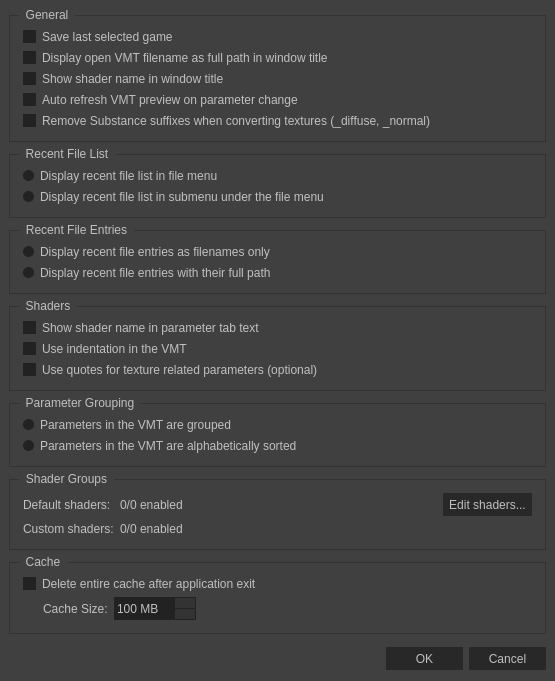
Before: the Qt Designer form ui/optionsdialog.ui in Dima-369/VMT-Editor, drawn with Qt 5.
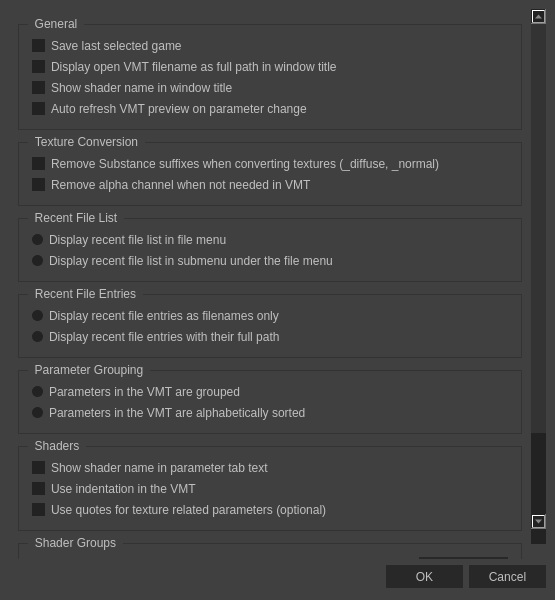
After: the same form once the commit is applied. Icons and pictures are not drawn.

Commit message: Add option to auto remove alpha if not needed

Patch:
```diff
--- a/ui/optionsdialog.ui
+++ b/ui/optionsdialog.ui
@@ -7,11 +7,11 @@
     <x>0</x>
     <y>0</y>
     <width>555</width>
-    <height>681</height>
+    <height>600</height>
    </rect>
   </property>
   <property name="sizePolicy">
-   <sizepolicy hsizetype="Fixed" vsizetype="Fixed">
+   <sizepolicy hsizetype="Fixed" vsizetype="Expanding">
     <horstretch>0</horstretch>
     <verstretch>0</verstretch>
    </sizepolicy>
@@ -19,13 +19,13 @@
   <property name="minimumSize">
    <size>
     <width>555</width>
-    <height>681</height>
+    <height>600</height>
    </size>
   </property>
   <property name="maximumSize">
    <size>
     <width>555</width>
-    <height>681</height>
+    <height>750</height>
    </size>
   </property>
   <property name="font">
@@ -770,6 +770,7 @@
     <number>0</number>
    </property>
    <item row="4" column="0">
+    <widget class="QFrame" name="frame">
     <layout class="QGridLayout" name="gridLayout_2">
      <property name="leftMargin">
       <number>9</number>
@@ -781,9 +782,84 @@
       <number>9</number>
      </property>
      <property name="bottomMargin">
-      <number>0</number>
-     </property>
-     <item row="1" column="0">
+       <number>1</number>
+      </property>
+      <item row="0" column="0">
+       <widget class="QScrollArea" name="scrollArea">
+        <property name="widgetResizable">
+         <bool>true</bool>
+        </property>
+        <widget class="QWidget" name="scrollAreaWidgetContents_2">
+         <property name="geometry">
+          <rect>
+           <x>0</x>
+           <y>0</y>
+           <width>522</width>
+           <height>699</height>
+          </rect>
+         </property>
+         <layout class="QVBoxLayout" name="verticalLayout_2">
+          <item>
+           <widget class="QGroupBox" name="groupBox_general">
+            <property name="title">
+             <string>General</string>
+            </property>
+            <layout class="QGridLayout" name="gridLayout_4">
+             <item row="5" column="0">
+              <widget class="QCheckBox" name="checkBox_autoRefresh">
+               <property name="text">
+                <string>Auto refresh VMT preview on parameter change</string>
+               </property>
+              </widget>
+             </item>
+             <item row="4" column="0">
+              <widget class="QCheckBox" name="checkBox_showShaderNameInTitle">
+               <property name="text">
+                <string>Show shader name in window title</string>
+               </property>
+              </widget>
+             </item>
+             <item row="3" column="0">
+              <widget class="QCheckBox" name="checkBox_fullPathFilenameInTitle">
+               <property name="text">
+                <string>Display open VMT filename as full path in window title</string>
+               </property>
+              </widget>
+             </item>
+             <item row="2" column="0" colspan="2">
+              <widget class="QCheckBox" name="checkBox_saveLastGame">
+               <property name="text">
+                <string>Save last selected game</string>
+               </property>
+              </widget>
+             </item>
+            </layout>
+           </widget>
+          </item>
+          <item>
+           <widget class="QGroupBox" name="groupBox">
+            <property name="title">
+             <string>Texture Conversion</string>
+            </property>
+            <layout class="QVBoxLayout" name="verticalLayout">
+             <item>
+              <widget class="QCheckBox" name="checkBox_removeSuffix">
+               <property name="text">
+                <string>Remove Substance suffixes when converting textures (_diffuse, _normal)</string>
+               </property>
+              </widget>
+             </item>
+             <item>
+              <widget class="QCheckBox" name="checkBox_removeAlpha">
+               <property name="text">
+                <string>Remove alpha channel when not needed in VMT</string>
+               </property>
+              </widget>
+             </item>
+            </layout>
+           </widget>
+          </item>
+          <item>
       <widget class="QGroupBox" name="groupBox_recentFileList">
        <property name="title">
         <string>Recent File List</string>
@@ -809,7 +885,7 @@
        </layout>
       </widget>
      </item>
-     <item row="2" column="0">
+          <item>
       <widget class="QGroupBox" name="groupBox_recentFileEntries">
        <property name="title">
         <string>Recent File Entries</string>
@@ -835,7 +911,33 @@
        </layout>
       </widget>
      </item>
-     <item row="3" column="0">
+          <item>
+           <widget class="QGroupBox" name="groupBox_parameterGrouping">
+            <property name="title">
+             <string>Parameter Grouping</string>
+            </property>
+            <layout class="QGridLayout" name="gridLayout_15">
+             <item row="1" column="0">
+              <widget class="QRadioButton" name="radioButton_groupedParameters">
+               <property name="text">
+                <string>Parameters in the VMT are grouped</string>
+               </property>
+               <property name="checked">
+                <bool>true</bool>
+               </property>
+              </widget>
+             </item>
+             <item row="2" column="0">
+              <widget class="QRadioButton" name="radioButton_alphabeticallySorted">
+               <property name="text">
+                <string>Parameters in the VMT are alphabetically sorted</string>
+               </property>
+              </widget>
+             </item>
+            </layout>
+           </widget>
+          </item>
+          <item>
       <widget class="QGroupBox" name="groupBox_parameter">
        <property name="title">
         <string>Shaders</string>
@@ -865,99 +967,7 @@
        </layout>
       </widget>
      </item>
-     <item row="0" column="0">
-      <widget class="QGroupBox" name="groupBox_general">
-       <property name="title">
-        <string>General</string>
-       </property>
-       <layout class="QGridLayout" name="gridLayout_4">
-        <item row="4" column="0">
-         <widget class="QCheckBox" name="checkBox_showShaderNameInTitle">
-          <property name="text">
-           <string>Show shader name in window title</string>
-          </property>
-         </widget>
-        </item>
-        <item row="5" column="0">
-         <widget class="QCheckBox" name="checkBox_autoRefresh">
-          <property name="text">
-           <string>Auto refresh VMT preview on parameter change</string>
-          </property>
-         </widget>
-        </item>
-        <item row="2" column="0" colspan="2">
-         <widget class="QCheckBox" name="checkBox_saveLastGame">
-          <property name="text">
-           <string>Save last selected game</string>
-          </property>
-         </widget>
-        </item>
-        <item row="3" column="0">
-         <widget class="QCheckBox" name="checkBox_fullPathFilenameInTitle">
-          <property name="text">
-           <string>Display open VMT filename as full path in window title</string>
-          </property>
-         </widget>
-        </item>
-        <item row="6" column="0">
-         <widget class="QCheckBox" name="checkBox_removeSuffix">
-          <property name="text">
-           <string>Remove Substance suffixes when converting textures (_diffuse, _normal)</string>
-          </property>
-         </widget>
-        </item>
-       </layout>
-      </widget>
-     </item>
-     <item row="8" column="0">
-      <widget class="QDialogButtonBox" name="buttonBox">
-       <property name="minimumSize">
-        <size>
-         <width>0</width>
-         <height>23</height>
-        </size>
-       </property>
-       <property name="maximumSize">
-        <size>
-         <width>16777215</width>
-         <height>23</height>
-        </size>
-       </property>
-       <property name="orientation">
-        <enum>Qt::Horizontal</enum>
-       </property>
-       <property name="standardButtons">
-        <set>QDialogButtonBox::Cancel|QDialogButtonBox::Ok</set>
-       </property>
-      </widget>
-     </item>
-     <item row="4" column="0">
-      <widget class="QGroupBox" name="groupBox_parameterGrouping">
-       <property name="title">
-        <string>Parameter Grouping</string>
-       </property>
-       <layout class="QGridLayout" name="gridLayout_15">
-        <item row="0" column="0">
-         <widget class="QRadioButton" name="radioButton_groupedParameters">
-          <property name="text">
-           <string>Parameters in the VMT are grouped</string>
-          </property>
-          <property name="checked">
-           <bool>true</bool>
-          </property>
-         </widget>
-        </item>
-        <item row="1" column="0">
-         <widget class="QRadioButton" name="radioButton_alphabeticallySorted">
-          <property name="text">
-           <string>Parameters in the VMT are alphabetically sorted</string>
-          </property>
-         </widget>
-        </item>
-       </layout>
-      </widget>
-     </item>
-     <item row="5" column="0">
+          <item>
       <widget class="QGroupBox" name="groupBox_shaderGroups">
        <property name="title">
         <string>Shader Groups</string>
@@ -1032,7 +1042,7 @@
        </layout>
       </widget>
      </item>
-     <item row="6" column="0">
+          <item>
       <widget class="QGroupBox" name="groupBox_cache">
        <property name="title">
         <string>Cache</string>
@@ -1099,23 +1109,34 @@
        </layout>
       </widget>
      </item>
-     <item row="7" column="0">
-      <spacer name="verticalSpacer_2">
+         </layout>
+        </widget>
+       </widget>
+      </item>
+      <item row="1" column="0">
+       <widget class="QDialogButtonBox" name="buttonBox">
+        <property name="minimumSize">
+         <size>
+          <width>0</width>
+          <height>23</height>
+         </size>
+        </property>
+        <property name="maximumSize">
+         <size>
+          <width>16777215</width>
+          <height>23</height>
+         </size>
+        </property>
        <property name="orientation">
-        <enum>Qt::Vertical</enum>
-       </property>
-       <property name="sizeType">
-        <enum>QSizePolicy::Expanding</enum>
-       </property>
-       <property name="sizeHint" stdset="0">
-        <size>
-         <width>20</width>
-         <height>9</height>
-        </size>
-       </property>
-      </spacer>
-     </item>
-    </layout>
+         <enum>Qt::Horizontal</enum>
+        </property>
+        <property name="standardButtons">
+         <set>QDialogButtonBox::Cancel|QDialogButtonBox::Ok</set>
+        </property>
+       </widget>
+      </item>
+     </layout>
+    </widget>
    </item>
   </layout>
  </widget>
```
Left out of the diff: 16 changed lines with no effect on the pictures. Lines whose indentation alone changed are shown as unchanged. The commit also changes 4 other files.
